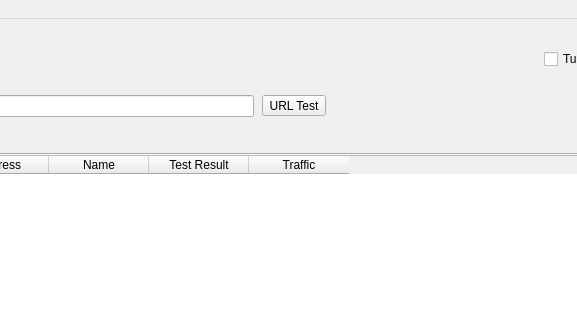
First picture: the form in ui/mainwindow.ui, repository cofedish/cofe-nekobox, before the edit; both pictures show x 450 to 1027 and y 0 to 320 of the 1200 by 760 pixel window.
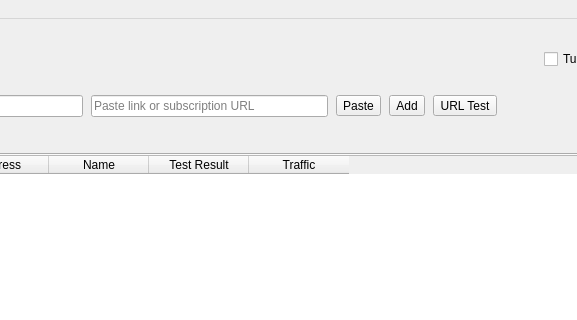
Second picture: the form after the edit. The open tabs and pages were chosen to show the change. Custom widgets are drawn as their Qt base class.

Commit message: fix: servers tab paste (Ctrl+V) + enter add + add UI

The edit to the form file:
```diff
--- a/ui/mainwindow.ui
+++ b/ui/mainwindow.ui
@@ -762,6 +762,36 @@
                </property>
               </widget>
              </item>
+            <item>
+             <widget class="QLineEdit" name="servers_add_url">
+              <property name="placeholderText">
+               <string>Paste link or subscription URL</string>
+              </property>
+              <property name="clearButtonEnabled">
+               <bool>true</bool>
+              </property>
+             </widget>
+            </item>
+            <item>
+             <widget class="QToolButton" name="servers_add_paste">
+              <property name="text">
+               <string>Paste</string>
+              </property>
+              <property name="toolButtonStyle">
+               <enum>Qt::ToolButtonTextBesideIcon</enum>
+              </property>
+             </widget>
+            </item>
+            <item>
+             <widget class="QToolButton" name="servers_add_button">
+              <property name="text">
+               <string>Add</string>
+              </property>
+              <property name="toolButtonStyle">
+               <enum>Qt::ToolButtonTextBesideIcon</enum>
+              </property>
+             </widget>
+            </item>
              <item>
               <widget class="QToolButton" name="toolButton_url_test">
                <property name="text">
```
Left out of the diff: 2 changed lines with no effect on the pictures. Lines whose indentation alone changed are shown as unchanged. The commit also changes 4 other files.
